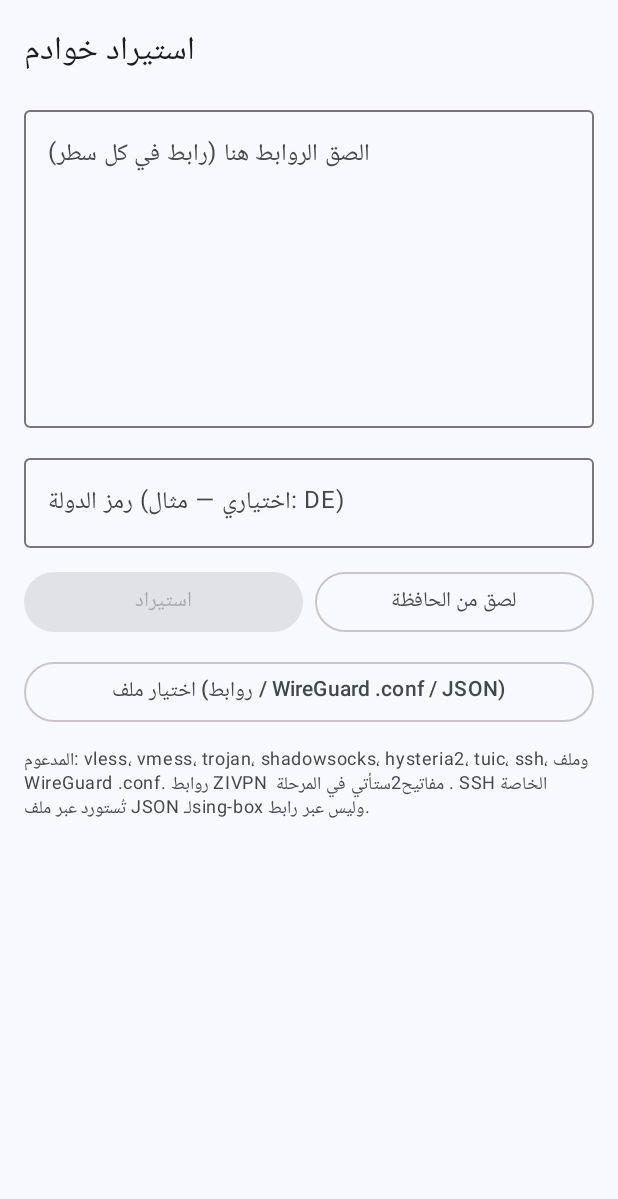
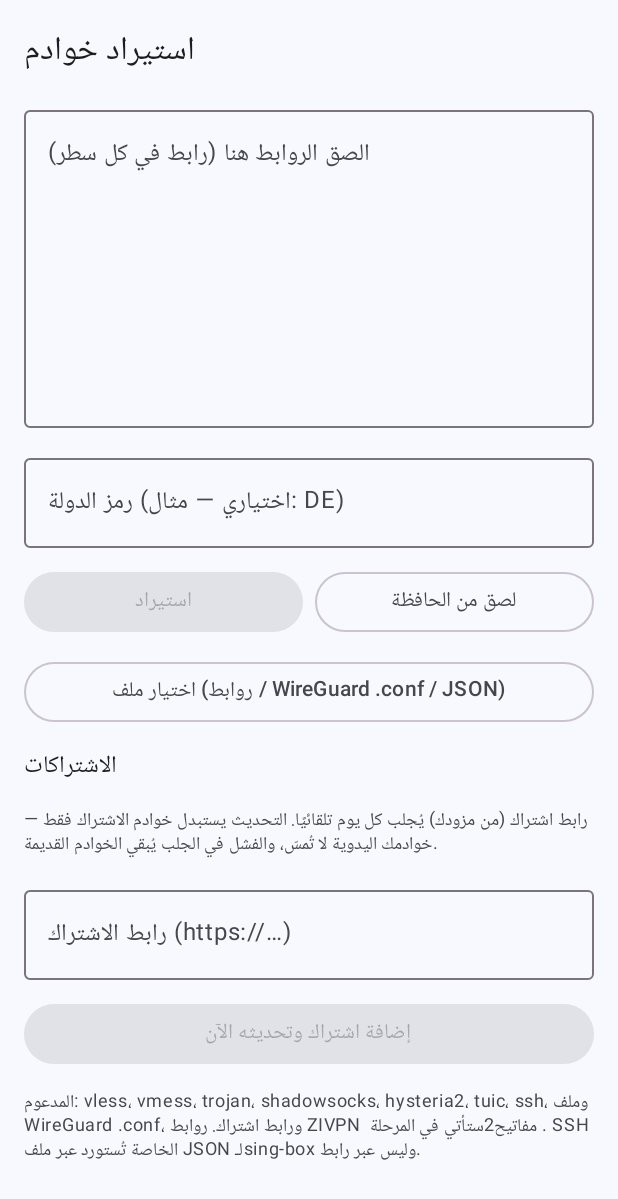
Before and after one commit to aalhdydy550-ui/tunnel-app, an Android app built with Jetpack Compose: the composable ImportScreen shown on its own in the app's theme, on a phone screen of 412 x 824 dp. Shown: the top 1199 px of the screen. Run offline under Robolectric (Android 15) with nearby library versions, the phone set to English and light mode, and no system bars; our stand-ins replace Dagger/Hilt's generated code, Room's generated code.

Commit message:
Apply servers-analysis §9: subscriptions, SNI candidates, ZIVPN refs

```diff
--- a/feature/profiles/src/main/java/dev/aalhdydy550/tunnel/feature/profiles/ImportScreen.kt
+++ b/feature/profiles/src/main/java/dev/aalhdydy550/tunnel/feature/profiles/ImportScreen.kt
@@ -27,7 +27,8 @@ import androidx.compose.ui.unit.dp
 /**
  * Import screen: paste links (one per line), paste from the clipboard,
  * or pick a file (link list, WireGuard `.conf`, sing-box JSON, or a
- * JSON backup from this app).
+ * JSON backup from this app). Subscriptions — user-provided URLs that
+ * serve a link list — are added below and refresh daily.
  *
  * Supported links: vless / vmess / trojan / ss / hysteria2 / tuic /
  * ssh. ZIVPN links are recognized and rejected with a Phase 2 note.
@@ -39,8 +40,10 @@ fun ImportScreen(
 ) {
     var text by remember { mutableStateOf("") }
     var countryCode by remember { mutableStateOf("") }
+    var subscriptionUrl by remember { mutableStateOf("") }
     val outcome by viewModel.outcome.collectAsState()
     val importing by viewModel.importing.collectAsState()
+    val subscriptions by viewModel.subscriptions.collectAsState()
 
     val filePicker = rememberLauncherForActivityResult(
         ActivityResultContracts.GetContent(),
@@ -92,6 +95,79 @@ fun ImportScreen(
             onClick = { filePicker.launch("*/*") },
             modifier = Modifier.fillMaxWidth(),
         ) { Text("اختيار ملف (روابط / WireGuard .conf / JSON)") }
+        Text(
+            text = "الاشتراكات",
+            style = MaterialTheme.typography.titleMedium,
+        )
+        Text(
+            text = "رابط اشتراك (من مزودك) يُجلب كل يوم تلقائيًا. التحديث " +
+                "يستبدل خوادم الاشتراك فقط — خوادمك اليدوية لا تُمسّ، " +
+                "والفشل في الجلب يُبقي الخوادم القديمة.",
+            style = MaterialTheme.typography.bodySmall,
+            color = MaterialTheme.colorScheme.onSurfaceVariant,
+        )
+        OutlinedTextField(
+            value = subscriptionUrl,
+            onValueChange = { subscriptionUrl = it; viewModel.clearOutcome() },
+            label = { Text("رابط الاشتراك (https://…)") },
+            modifier = Modifier.fillMaxWidth(),
+            singleLine = true,
+        )
+        Button(
+            onClick = {
+                viewModel.importSubscription(subscriptionUrl)
+                subscriptionUrl = ""
+            },
+            enabled = subscriptionUrl.isNotBlank() && !importing,
+            modifier = Modifier.fillMaxWidth(),
+        ) { Text("إضافة اشتراك وتحديثه الآن") }
+        subscriptions.forEach { subscription ->
+            Card(modifier = Modifier.fillMaxWidth()) {
+                Column(modifier = Modifier.padding(12.dp)) {
+                    Text(
+                        text = subscription.name,
+                        style = MaterialTheme.typography.bodyMedium,
+                    )
+                    Text(
+                        text = subscription.url,
+                        style = MaterialTheme.typography.bodySmall,
+                        color = MaterialTheme.colorScheme.onSurfaceVariant,
+                    )
+                    Text(
+                        text = if (subscription.lastFetchedAt > 0) {
+                            "آخر تحديث: " +
+                                formatTime(subscription.lastFetchedAt) +
+                                " — ${subscription.lastProfileCount} خادم."
+                        } else {
+                            "لم يُجلب بعد."
+                        },
+                        style = MaterialTheme.typography.bodySmall,
+                    )
+                    if (subscription.lastError.isNotBlank()) {
+                        Text(
+                            text = subscription.lastError,
+                            style = MaterialTheme.typography.bodySmall,
+                            color = MaterialTheme.colorScheme.error,
+                        )
+                    }
+                    Row(
+                        horizontalArrangement = Arrangement.spacedBy(8.dp),
+                    ) {
+                        OutlinedButton(
+                            onClick = {
+                                viewModel.refreshSubscription(subscription.id)
+                            },
+                            enabled = !importing,
+                        ) { Text("تحديث") }
+                        OutlinedButton(
+                            onClick = {
+                                viewModel.deleteSubscription(subscription.id)
+                            },
+                        ) { Text("حذف") }
+                    }
+                }
+            }
+        }
         outcome?.let { result ->
             Card(modifier = Modifier.fillMaxWidth()) {
                 Column(modifier = Modifier.padding(16.dp)) {
@@ -118,11 +194,19 @@ fun ImportScreen(
         }
         Text(
             text = "المدعوم: vless، vmess، trojan، shadowsocks، hysteria2، " +
-                "tuic، ssh، وملف WireGuard .conf. روابط ZIVPN ستأتي في " +
-                "المرحلة 2. مفاتيح SSH الخاصة تُستورد عبر ملف JSON " +
-                "لـsing-box وليس عبر رابط.",
+                "tuic، ssh، وملف WireGuard .conf، ورابط اشتراك. روابط " +
+                "ZIVPN ستأتي في المرحلة 2. مفاتيح SSH الخاصة تُستورد عبر " +
+                "ملف JSON لـsing-box وليس عبر رابط.",
             style = MaterialTheme.typography.bodySmall,
             color = MaterialTheme.colorScheme.onSurfaceVariant,
         )
     }
 }
+
+private fun formatTime(epochMs: Long): String {
+    val format = java.text.SimpleDateFormat(
+        "yyyy-MM-dd HH:mm",
+        java.util.Locale.getDefault(),
+    )
+    return format.format(java.util.Date(epochMs))
+}
```
